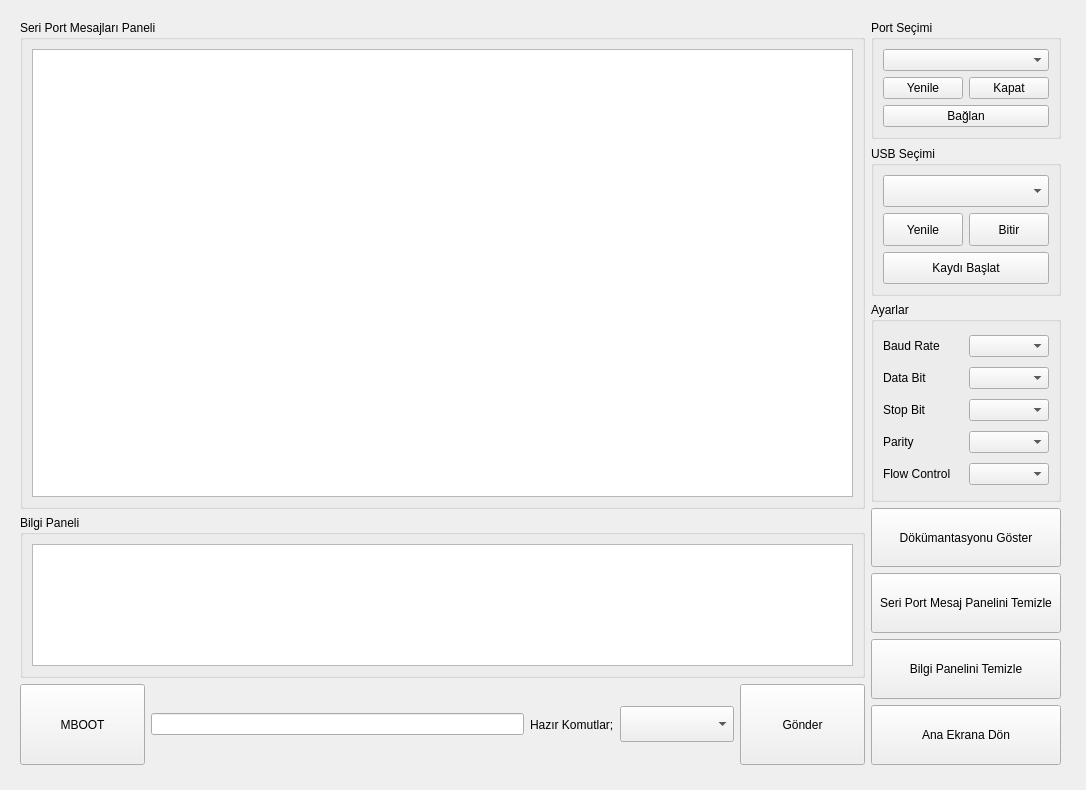
Before: the Qt Designer form ui/log_alma_screen.ui in cihansenyuz/system_controller, drawn with Qt 5.
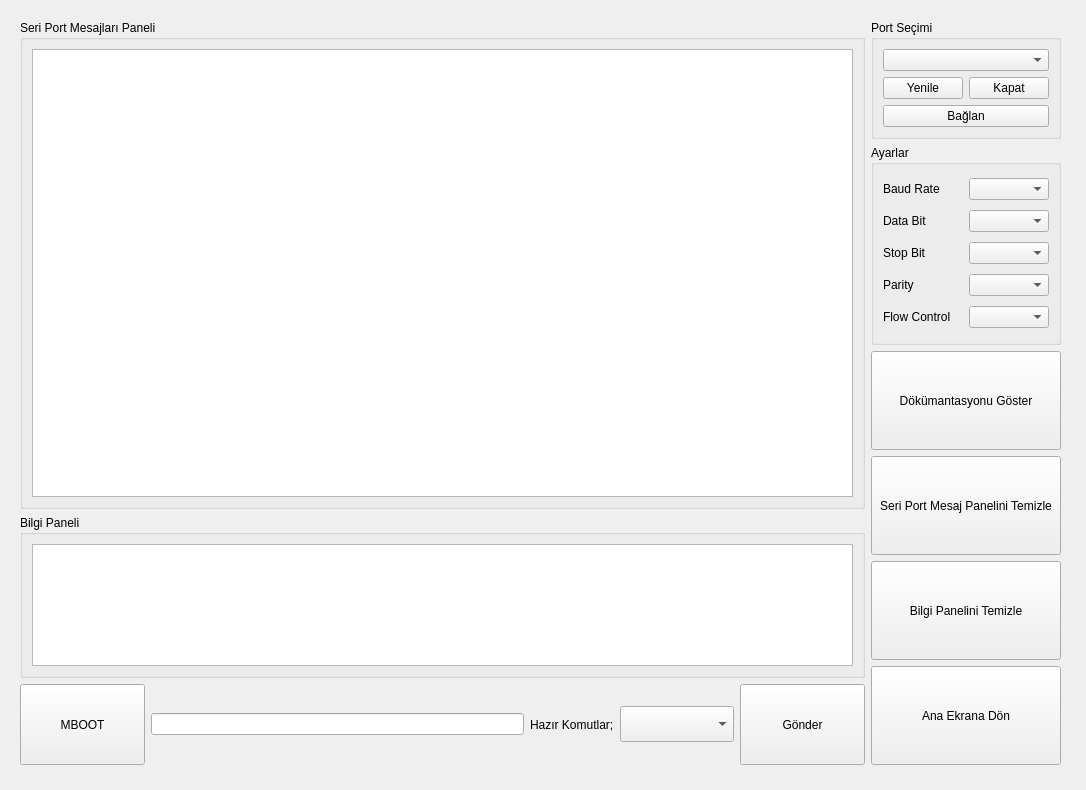
After: the same form once the commit is applied.

Commit message: create custom combobox for usb, modify logScreen

What changed in the file:
```diff
--- a/ui/log_alma_screen.ui
+++ b/ui/log_alma_screen.ui
@@ -147,7 +147,7 @@
      </layout>
     </item>
     <item>
-     <layout class="QVBoxLayout" name="verticalLayout_3" stretch="2,0,2,1,1,1,1">
+     <layout class="QVBoxLayout" name="verticalLayout_3" stretch="0,0,0,0,0,0">
       <item alignment="Qt::AlignmentFlag::AlignTop">
        <widget class="QGroupBox" name="groupBox">
         <property name="enabled">
@@ -234,89 +234,6 @@
         </layout>
        </widget>
       </item>
-      <item>
-       <widget class="QGroupBox" name="groupBox_5">
-        <property name="sizePolicy">
-         <sizepolicy hsizetype="Preferred" vsizetype="Minimum">
-          <horstretch>0</horstretch>
-          <verstretch>0</verstretch>
-         </sizepolicy>
-        </property>
-        <property name="minimumSize">
-         <size>
-          <width>0</width>
-          <height>150</height>
-         </size>
-        </property>
-        <property name="title">
-         <string>USB Seçimi</string>
-        </property>
-        <layout class="QVBoxLayout" name="verticalLayout_7">
-         <item>
-          <widget class="QComboBox" name="usbPortBox">
-           <property name="sizePolicy">
-            <sizepolicy hsizetype="Preferred" vsizetype="Minimum">
-             <horstretch>0</horstretch>
-             <verstretch>0</verstretch>
-            </sizepolicy>
-           </property>
-          </widget>
-         </item>
-         <item>
-          <layout class="QHBoxLayout" name="horizontalLayout_9">
-           <property name="sizeConstraint">
-            <enum>QLayout::SizeConstraint::SetMinimumSize</enum>
-           </property>
-           <item>
-            <widget class="QPushButton" name="usbPortYenileButton">
-             <property name="sizePolicy">
-              <sizepolicy hsizetype="Minimum" vsizetype="Minimum">
-               <horstretch>0</horstretch>
-               <verstretch>0</verstretch>
-              </sizepolicy>
-             </property>
-             <property name="text">
-              <string>Yenile</string>
-             </property>
-            </widget>
-           </item>
-           <item>
-            <widget class="QPushButton" name="bitirButton">
-             <property name="sizePolicy">
-              <sizepolicy hsizetype="Minimum" vsizetype="Minimum">
-               <horstretch>0</horstretch>
-               <verstretch>0</verstretch>
-              </sizepolicy>
-             </property>
-             <property name="text">
-              <string>Bitir</string>
-             </property>
-            </widget>
-           </item>
-          </layout>
-         </item>
-         <item>
-          <widget class="QPushButton" name="kaydetButton">
-           <property name="sizePolicy">
-            <sizepolicy hsizetype="Minimum" vsizetype="Minimum">
-             <horstretch>0</horstretch>
-             <verstretch>0</verstretch>
-            </sizepolicy>
-           </property>
-           <property name="minimumSize">
-            <size>
-             <width>125</width>
-             <height>0</height>
-            </size>
-           </property>
-           <property name="text">
-            <string>Kaydı Başlat</string>
-           </property>
-          </widget>
-         </item>
-        </layout>
-       </widget>
-      </item>
       <item>
        <widget class="QGroupBox" name="groupBox_2">
         <property name="sizePolicy">
```
The commit also changes 5 other files.
